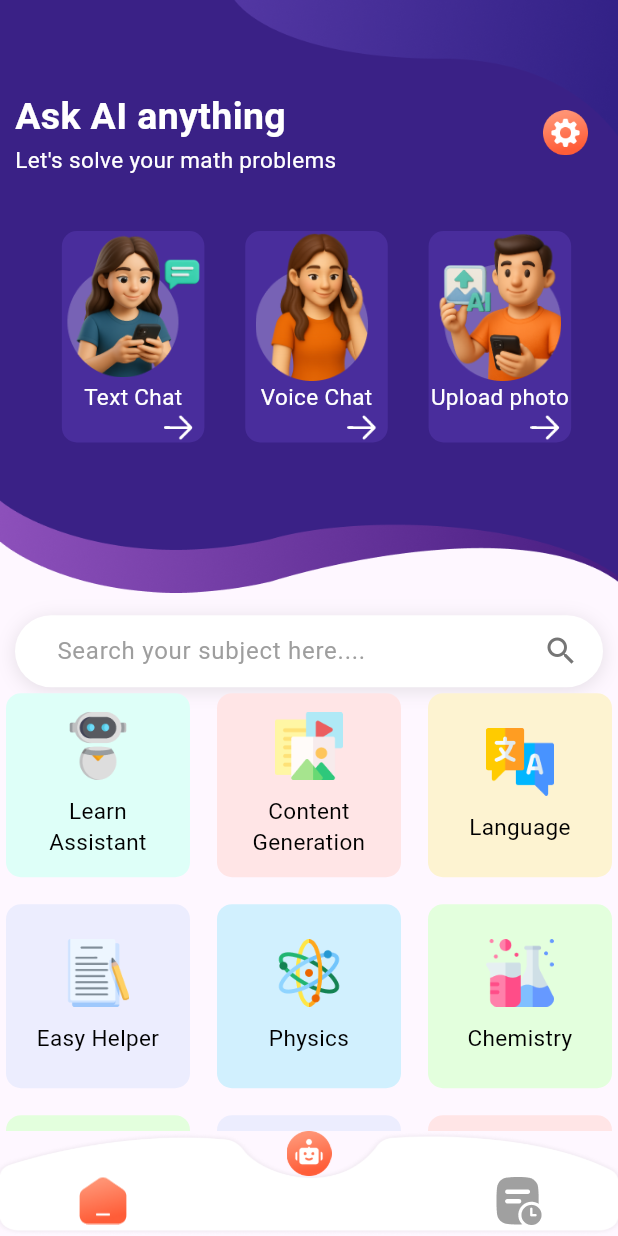
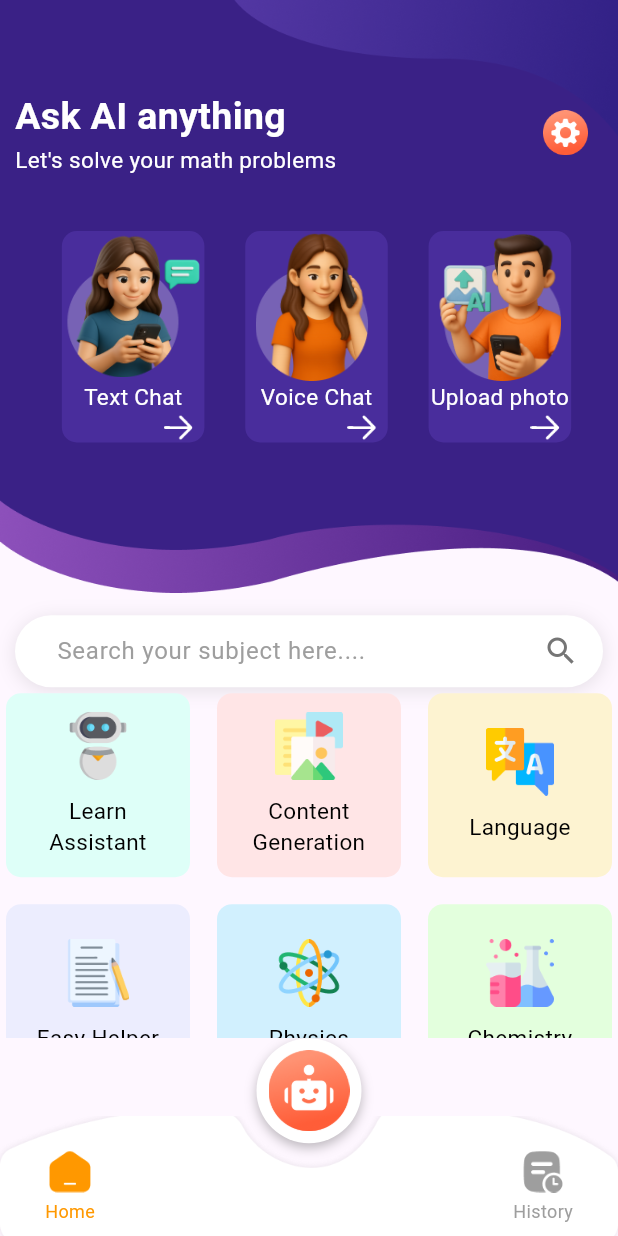
Before and after one commit to Khayooo/Ai-Math-Solver-App, a Flutter app: the Dashboard screen opened directly, on a phone screen of 412 x 824 dp. Run offline on Flutter 3.47's test engine with Material 3 defaults, Android fonts, the phone set to English and light mode, and no system bars; our stand-ins replace camera, image_cropper, image_picker.

Commit message:
refactor: Revamp custom bottom navigation bar

```diff
--- a/lib/custom_widget/buttom_navigation_bar.dart
+++ b/lib/custom_widget/buttom_navigation_bar.dart
@@ -1,5 +1,6 @@
 import 'package:flutter/material.dart';
 
+import '../utils/app_strings.dart';
 import '../utils/asset_paths.dart';
 
 class BottomNavigationBarCustom extends StatelessWidget {
@@ -14,32 +15,95 @@ class BottomNavigationBarCustom extends StatelessWidget {
 
   @override
   Widget build(BuildContext context) {
+    final screenWidth = MediaQuery.of(context).size;
     return Container(
+      height: screenWidth.height *0.16,
+      child: Stack(children: [
+
+
+        Positioned(
+          top: 0.0,
+        left: 0.0,
+        right: 0.0,
+        child:           GestureDetector(
+          onTap: () => onTap(2),
+          child: Container(
             height: 70,
+            width: 70,
+            decoration: BoxDecoration(
+              shape: BoxShape.circle,
+              color: Colors.white,
+              boxShadow: [
+                BoxShadow(
+                  color: Colors.black26,
+                  blurRadius: 6,
+                  offset: Offset(0, 3),
+                )
+              ],
+            ),
+            child: Padding(
+              padding: const EdgeInsets.all(8.0),
+              child: Image.asset(AssetPaths().center_icon),
+            ),
+          ),
+        ),),
 
+        Positioned(
+            bottom: 0.0,
+            left: 0.0,
+            right: 0.0,
+            child:       Container(
+            height: 80,
             decoration: BoxDecoration(
-
               image: DecorationImage(
                 image: AssetImage(AssetPaths().buttom_navigation_bar),
-          fit: BoxFit.fill,
+                fit: BoxFit.cover,
               ),
             ),
-      child: Column(
-        children: [
-          GestureDetector(child: Image.asset(AssetPaths().center_icon, height: 30,)),
+            child:
             Padding(
-            padding: const EdgeInsets.symmetric(horizontal: 50),
+              padding: const EdgeInsets.only(left: 30, right: 30,top: 15),
               child: Row(
                 mainAxisAlignment: MainAxisAlignment.spaceBetween,
                 children: [
-                GestureDetector(child: Image.asset(AssetPaths().home_button,scale: 1.5,)),
-                GestureDetector(child: Image.asset(AssetPaths().history_button,scale: 1.5,)),
+                  _buildNavItem(0, AssetPaths().home_button, AppStrings().home),
+                  _buildNavItem(1, AssetPaths().history_button, AppStrings().history),
                 ],
               ),
-          ),
+            )
+            /*Stack(children: [
+
+
+              Positioned(
+                bottom: 0.0,
+                left: 0.0,
+                right: 0.0,
+                child:       Column(
+                  mainAxisAlignment: MainAxisAlignment.center,
+                  children: [
+
+
+
+                    // Positioned(
+                    //   bottom: 10,
+                    //   left: screenWidth * 0.12,
+                    //   right: screenWidth * 0.12,
+                    //   child: ,
+                    // ),
+                    // Positioned(
+                    //   bottom: 50,
+                    //   child: ,
+                    // ),
                   ],
-      ),
+                ),)
+            ],)*/
+
+        ))
+      ],),
     );
+
+
+
   }
 
   Widget _buildNavItem(int index, String asset, String label) {
@@ -47,15 +111,19 @@ class BottomNavigationBarCustom extends StatelessWidget {
     return GestureDetector(
       onTap: () => onTap(index),
       child: Column(
-        mainAxisAlignment: MainAxisAlignment.center,
+        mainAxisSize: MainAxisSize.min,
         children: [
-          Image.asset(asset, height: 30, color: isSelected ? Colors.blue : Colors.grey),
+          Image.asset(
+            asset,
+            height: 28,
+            color: isSelected ? Colors.orange : Colors.grey,
+          ),
           const SizedBox(height: 4),
           Text(
             label,
             style: TextStyle(
               fontSize: 12,
-              color: isSelected ? Colors.blue : Colors.grey,
+              color: isSelected ? Colors.orange : Colors.grey,
             ),
           ),
         ],
```
Lines whose indentation alone changed are shown as unchanged.
